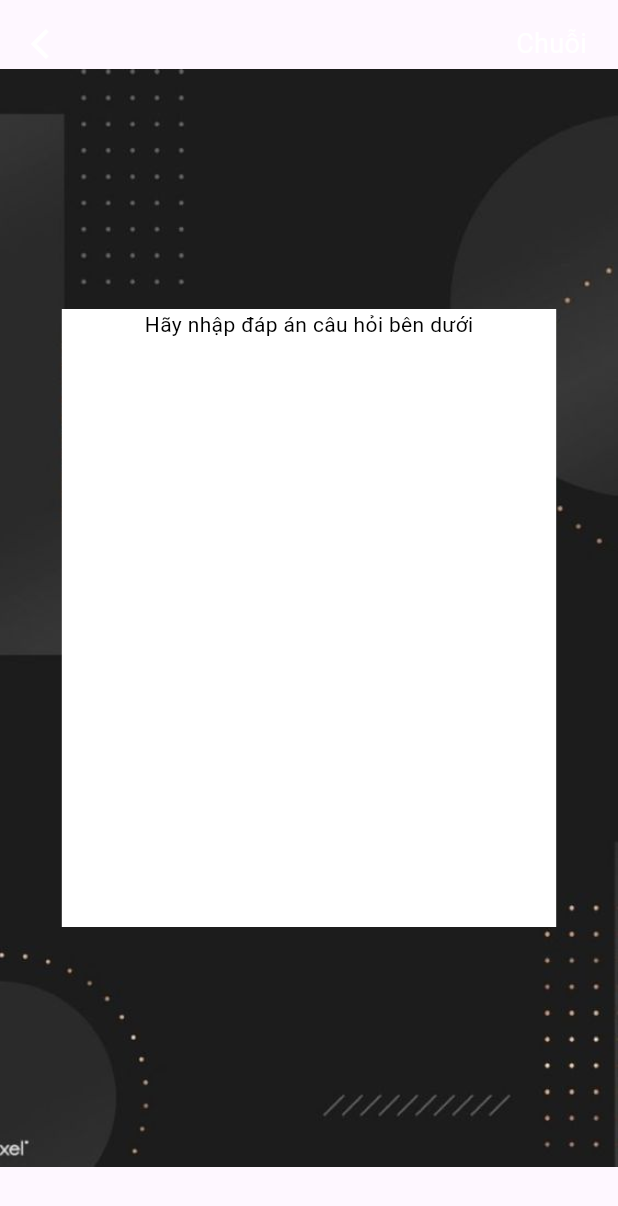
After one commit to manhhoangg2k2/flutter-quiz-app, a Flutter app: the screen it shows after launch, on a phone screen of 412 x 824 dp. The commit adds this screen. Shown: the top 1206 px of the screen. Run offline on Flutter 3.47's test engine with Material 3 defaults, Android fonts, the phone set to English and light mode, and no system bars; our stand-ins replace go_router; missing offline and left inert: dart:js.

Commit message:
16/3/24 commit

```diff
--- a/lib/apps/routes/routers.dart
+++ b/lib/apps/routes/routers.dart
@@ -0,0 +1,36 @@
+import 'package:flutter/material.dart';
+import 'package:go_router/go_router.dart';
+import 'package:quiz_app/apps/routes/router_name.dart';
+import 'package:quiz_app/pages/article/article_page.dart';
+import 'package:quiz_app/pages/category/category_page.dart';
+
+class RouterConfigCustom {
+  static final GoRouter router = GoRouter(
+    routes: <RouteBase>[
+      GoRoute(
+        path: RoutersPath.homePath,
+        builder: (BuildContext context, GoRouterState state) {
+          return const ArticlePage();
+        },
+        routes: <RouteBase>[
+          GoRoute(
+            name: RoutersName.categoryName,
+            path: RoutersPath.categoryPath,
+            builder: (BuildContext context, GoRouterState state) {
+              return const CategoryPage();
+            },
+            routes: <RouteBase>[
+              // GoRoute(
+              //   // name: RoutersName.articleName,
+              //   // path: RoutersName.articleName,
+              //   // builder: (BuildContext context, GoRouterState state) {
+              //   //   return const ArticlePage();
+              //   // },
+              // ),
+            ],
+          ),
+        ],
+      ),
+    ],
+  );
+}
--- a/lib/apps/utils/constVariable.dart
+++ b/lib/apps/utils/constVariable.dart
@@ -6,3 +6,5 @@ var _language = ['Tiếng Việt', 'English', 'Chinese', 'Korean'];
 
 double getWidth(context) => MediaQuery.sizeOf(context).width;
 double getHeight(context) => MediaQuery.sizeOf(context).height;
+
+double paddingCustom(context) => getWidth(context) * 0.08;
--- a/lib/my_app.dart
+++ /dev/null
@@ -1,17 +0,0 @@
-import 'package:flutter/cupertino.dart';
-import 'package:flutter/material.dart';
-
-class MyApp extends StatelessWidget {
-  const MyApp({super.key});
-
-  @override
-  Widget build(BuildContext context) {
-    return const MaterialApp(
-      debugShowCheckedModeBanner: false,
-      // theme: ThemeData.light().copyWith(
-      //   useMaterial3: true,
-
-      // ),
-    );
-  }
-}
--- /dev/null
+++ b/lib/pages/article/article_page.dart
@@ -0,0 +1,26 @@
+import 'package:flutter/material.dart';
+import 'package:quiz_app/pages/article/widgets/article_head.dart';
+import 'package:quiz_app/pages/article/widgets/question.dart';
+import 'package:quiz_app/widgets/background_custom.dart';
+
+class ArticlePage extends StatefulWidget {
+  const ArticlePage({Key? key}) : super(key: key);
+
+  @override
+  State<ArticlePage> createState() => _ArticlePageState();
+}
+
+class _ArticlePageState extends State<ArticlePage> {
+  @override
+  Widget build(BuildContext context) {
+    return const Scaffold(
+      body: Stack(
+        children: [
+          BackgroundCustom(),
+          ArticleHead(),
+          Center(child: Question())
+        ]
+      ),
+    );
+  }
+}
--- /dev/null
+++ b/lib/pages/article/widgets/article_head.dart
@@ -0,0 +1,29 @@
+import 'package:flutter/material.dart';
+import 'package:quiz_app/apps/utils/constVariable.dart';
+
+class ArticleHead extends StatelessWidget {
+  const ArticleHead({super.key});
+
+  @override
+  Widget build(BuildContext context) {
+    return Container(
+      padding: EdgeInsets.symmetric(horizontal: getWidth(context)*0.05,vertical: getHeight(context)*0.02),
+      child: const Row(
+        mainAxisAlignment: MainAxisAlignment.spaceBetween,
+        children: [
+          Icon(
+            Icons.arrow_back_ios,
+            color: Colors.white,
+          ),
+          Text(
+            "Chuỗi",
+            style: TextStyle(
+              color: Colors.white,
+              fontSize: 18,
+            ),
+          )
+        ],
+      ),
+    );
+  }
+}
--- /dev/null
+++ b/lib/pages/article/widgets/question.dart
@@ -0,0 +1,30 @@
+import 'package:flutter/material.dart';
+import 'package:quiz_app/apps/utils/constVariable.dart';
+
+class Question extends StatefulWidget {
+  const Question({super.key});
+
+  @override
+  State<Question> createState() => _QuestionState();
+}
+
+class _QuestionState extends State<Question> {
+  @override
+  Widget build(BuildContext context) {
+    return Container(
+      width: double.infinity,
+      margin: EdgeInsets.symmetric(horizontal: getWidth(context)*0.1,vertical: getHeight(context)*0.25),
+      decoration: BoxDecoration(
+        color: Colors.white
+      ),
+      child: Column(
+        children: [
+          Text(
+            "Hãy nhập đáp án câu hỏi bên dưới",
+            style: const TextStyle(color: Colors.black),
+          )
+        ],
+      ),
+    );
+  }
+}
--- /dev/null
+++ b/lib/pages/my_app.dart
@@ -0,0 +1,21 @@
+import 'package:flutter/material.dart';
+import 'package:quiz_app/apps/routes/routers.dart';
+
+class MyApp extends StatelessWidget {
+  const MyApp({super.key});
+  @override
+  Widget build(BuildContext context) {
+    return MaterialApp.router(
+      debugShowCheckedModeBanner: false,
+      theme: ThemeData.light().copyWith(
+        useMaterial3: true,
+        textTheme: const TextTheme(
+          bodyMedium: TextStyle(
+            color: Colors.white,
+          ),
+        ),
+      ),
+      routerConfig: RouterConfigCustom.router,
+    );
+  }
+}
--- a/pubspec.yaml
+++ b/pubspec.yaml
@@ -35,6 +35,7 @@ dependencies:
   # The following adds the Cupertino Icons font to your application.
   # Use with the CupertinoIcons class for iOS style icons.
   cupertino_icons: ^1.0.6
+  go_router: ^13.2.0
 
 dev_dependencies:
   flutter_test:
```
Also changed, not shown: lib/main.dart (+3 -34 lines), lib/pages/category/category_page.dart (added, +42 -0 lines), pubspec.lock, 1 other file.
